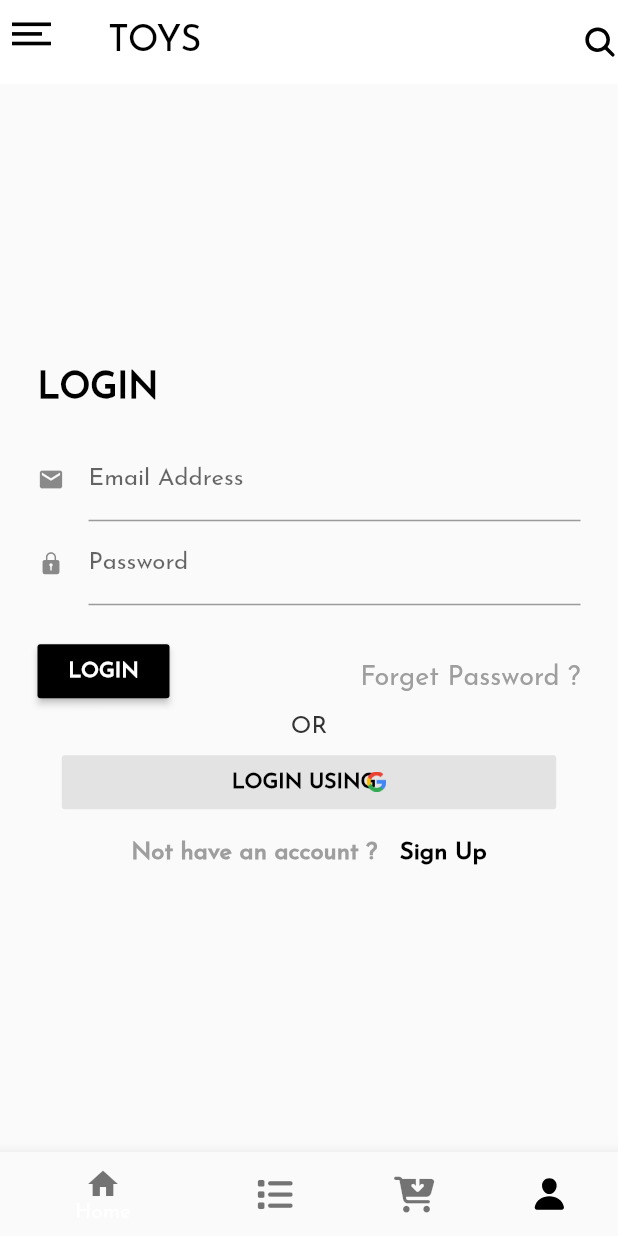
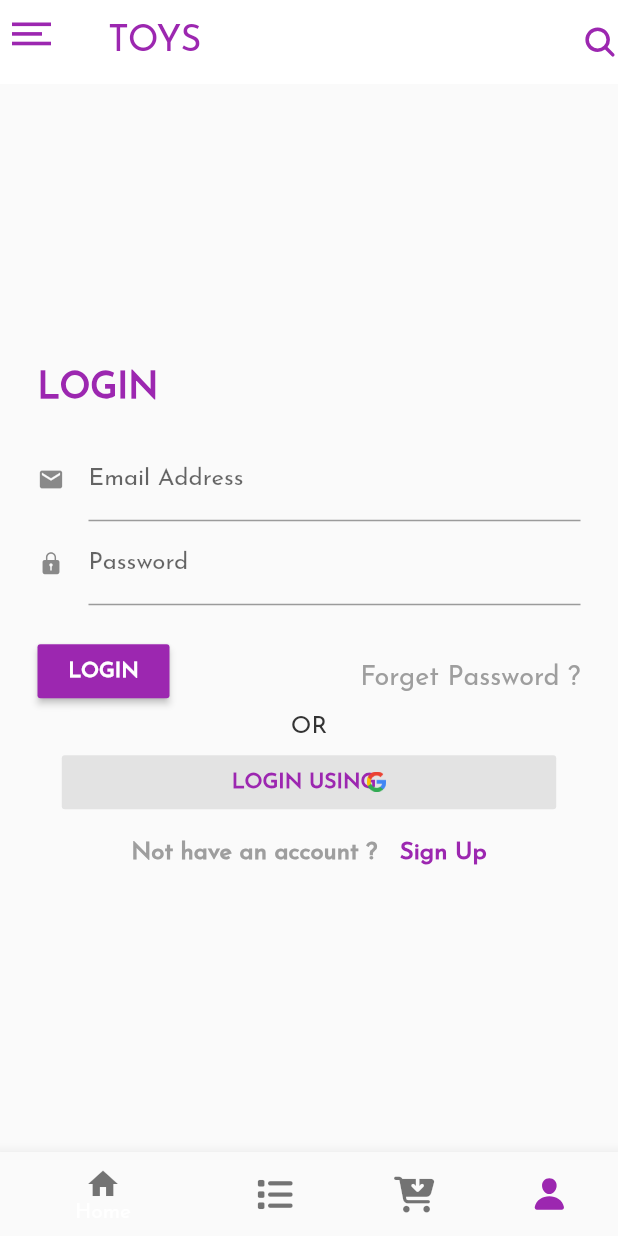
Before and after one commit to Marishwaran99/ToysShop, a Flutter app: the screen it shows after launch, item 4 of the bottom bar chosen, on a phone screen of 412 x 824 dp. Run offline on Flutter 3.47's test engine with Material 2 defaults, Android fonts, the phone set to English and light mode, and no system bars; our stand-ins replace cloud_firestore, firebase_auth, flutter_icons, google_sign_in; accounts and stored records are empty.

Commit message:
first commit

```diff
--- a/lib/main.dart
+++ b/lib/main.dart
@@ -16,12 +16,12 @@ class MyApp extends StatelessWidget {
       theme: ThemeData(
           fontFamily: 'Josefin',
           primarySwatch: Colors.blue,
-          primaryColor: Colors.black,
+          primaryColor: Colors.purple[500],
           textTheme: TextTheme(
             headline: TextStyle(
                 fontSize: 24,
                 fontWeight: FontWeight.bold,
-                color: Colors.black),
+                color: Colors.purple[500]),
             title: TextStyle(fontSize: 18, fontWeight: FontWeight.bold),
             subtitle: TextStyle(
                 fontSize: 16,
@@ -69,7 +69,7 @@ class _MyHomePageState extends State<MyHomePage> {
     "Login",
   ];
 
-  void handleTap(int index) {
+  void handleTap(int index){
     setState(() {
         _currentIndex = index;
       });
@@ -188,20 +188,15 @@ class _MyHomePageState extends State<MyHomePage> {
         bottomNavigationBar: BottomNavigationBar(
           onTap: handleTap,
           items: [
-            buildBottomNavigationBarItem(
-                context, _currentIndex, 0, Icons.home, "Home"),
-            buildBottomNavigationBarItem(
-                context, _currentIndex, 1, FontAwesome.list, "Products"),
-            buildBottomNavigationBarItem(
-                context, _currentIndex, 2, FontAwesome.cart_arrow_down, "Cart"),
-            buildBottomNavigationBarItem(
-                context, _currentIndex, 3, Ionicons.ios_person, "Profile"),
+            buildBottomNavigationBarItem(context, _currentIndex, 0, Icons.home, "Home"),
+            buildBottomNavigationBarItem(context, _currentIndex, 1, FontAwesome.list, "Products"),
+            buildBottomNavigationBarItem(context, _currentIndex, 2, FontAwesome.cart_arrow_down, "Cart"),
+            buildBottomNavigationBarItem(context, _currentIndex, 3, Ionicons.ios_person, "Profile"),
           ],
         ));
   }
 
-  BottomNavigationBarItem buildBottomNavigationBarItem(BuildContext context,
-      int _currentIndex, int number, IconData icon, String text) {
+  BottomNavigationBarItem buildBottomNavigationBarItem(BuildContext context, int _currentIndex,int number,IconData icon, String text) {
     return BottomNavigationBarItem(
             icon: new Icon(
               icon,
@@ -209,7 +204,8 @@ class _MyHomePageState extends State<MyHomePage> {
                   ? Theme.of(context).primaryColor
                   : Colors.black54,
             ),
-      title: new Text(text,
+            title: new Text(
+              text,
                 style: TextStyle(
                   color: _currentIndex == number
                       ? Theme.of(context).primaryColor
--- /dev/null
+++ b/lib/models/users.dart
@@ -0,0 +1,103 @@
+// class User{
+//   int _id;
+//   String _username;
+//   String _email;
+//   String _photoUrl;
+//   String _password;
+//   String _date;
+//   String _bio;
+
+//   User(this._username, this._email, this._password, this._date, [this._bio]);
+
+//   User.withId(this._id, this._username, this._email, this._password, this._date, [this._bio]);
+
+//   int get id => _id;
+//   String get username => _username;
+//   String get email => _email;
+//   String get photoUrl => _photoUrl;
+//   String get password => _password;
+//   String get date => _date;
+//   String get bio => _bio;
+
+//   set bio(String newBio){
+//     if(newBio.length <= 255){
+//       this._bio = newBio;
+//     }
+//   }
+
+//   set username(String newUsername){
+//     this._username = newUsername;
+//   }
+
+//   set email(String newEmail){
+//     this._email = newEmail;
+//   }
+
+//   set password(String newpassword){
+//     this._password = newpassword;
+//   }
+
+//   set date(String newdate){
+//     this._date = newdate;
+//   }
+
+//   Map<String, dynamic> toMap(){
+//     var map = Map<String, dynamic>();
+
+//     if(id != null){
+//       map['id'] = _id;
+//     }
+//     map['username'] = _username;
+//     map['email'] = _email;
+//     map['photoUrl'] = _photoUrl;
+//     map['password'] = _password;
+//     map['date'] = _date;
+//     map['bio'] = _bio;
+
+//     return map;
+//   }
+
+//   User.fromMapObject(Map<String, dynamic> map){
+//     this._id = map['id'];
+//     this._username = map['username'];
+//     this._email = map['email'];
+//     this._photoUrl = map['photoUrl'];
+//     this._password = map['password'];
+//     this._date = map['date'];
+//     this._bio = map['bio'];
+//   }
+
+
+
+// }
+
+import 'package:cloud_firestore/cloud_firestore.dart';
+
+class User {
+  final String id;
+  final String username;
+  final String email;
+  final String photoUrl;
+  final String displayName;
+  final String bio;
+
+  User({
+    this.id,
+    this.username,
+    this.email,
+    this.photoUrl,
+    this.displayName,
+    this.bio
+  });
+
+  factory User.fromDocument(DocumentSnapshot doc){
+    return User(
+      bio: doc['bio'],
+      id: doc['id'],
+      username: doc['username'],
+      email: doc['email'],
+      photoUrl: doc['photoUrl'],
+      displayName: doc['displayName'],
+    );
+  }
+}
```
Also changed, not shown: lib/pages/login.dart (+139 -42 lines), lib/pages/signUp.dart (deleted, +0 -17 lines), pubspec.yaml (+7 -0 lines), lib/widgets/widgets.dart (deleted), pubspec.lock, 3 other files. Lines whose indentation alone changed are shown as unchanged.
